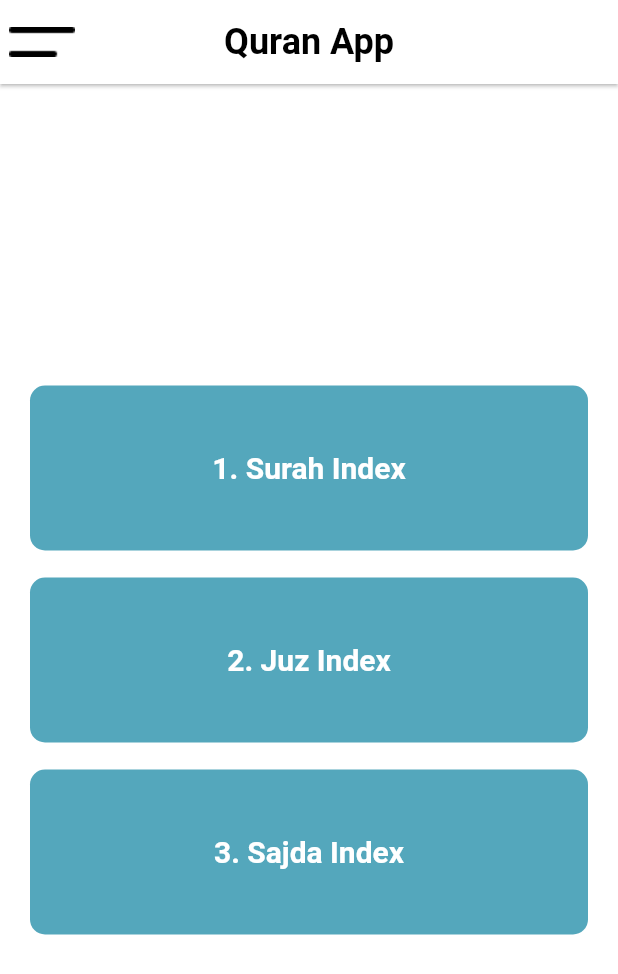
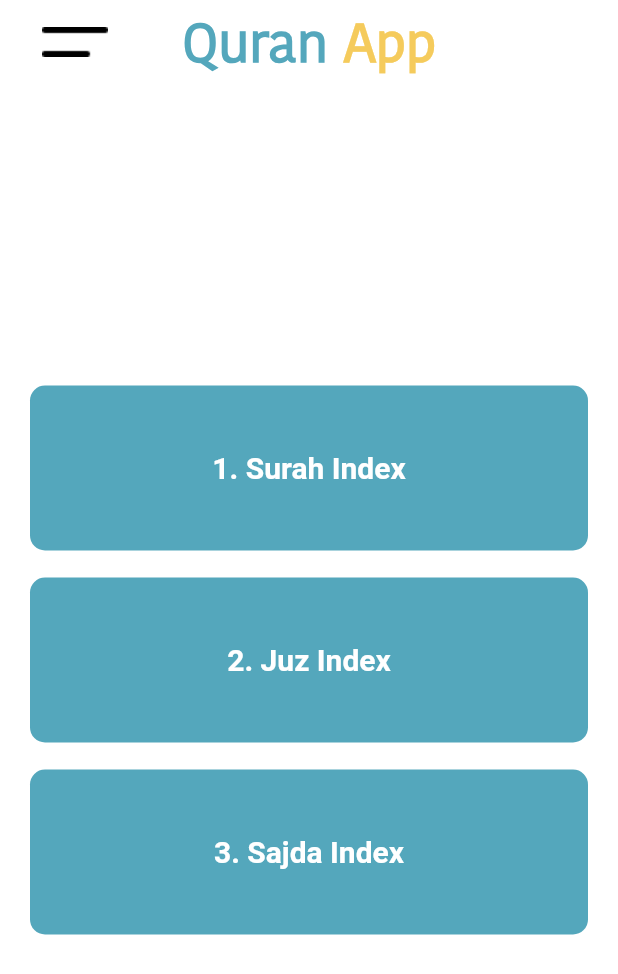
Before and after one commit to MuhammadJamalAshrafi/quran_app, a Flutter app: the screen it shows after launch, on a phone screen of 412 x 824 dp. Shown: the top 974 px of the screen. Run offline on Flutter 3.47's test engine with Material 2 defaults, Android fonts, the phone set to English and light mode, and no system bars.

Commit message:
home page designing

```diff
--- a/lib/screens/home.dart
+++ b/lib/screens/home.dart
@@ -8,9 +8,22 @@
     return Scaffold(
       appBar: AppBar(
         backgroundColor: Colors.white,
-        leading: ImageIcon(AssetImage("images/menu.png"), color: Colors.black,size: 40),
-        title: Text("Quran App", style: TextStyle(color: Colors.black, fontSize: 24, fontWeight: FontWeight.w700)),
-        elevation: 1.0,
+        leading: const ImageIcon(AssetImage("images/menu.png"), color: Colors.black,size: 10.0),
+        leadingWidth: 100,
+        title: RichText(
+          text: TextSpan(
+            text: "Quran ",
+            style: TextStyle(fontSize: 36, color: Color(0xFF54A7BC),fontFamily: "KohinoorBangla", fontWeight: FontWeight.w700),
+            children: [
+              TextSpan(
+              text: "App",
+              style: TextStyle(fontSize: 36, color: Color(0xFFF5CB5C), fontFamily: "KohinoorBangla", fontWeight: FontWeight.w700)
+            )
+            ]
+          ),
+        ),
+        // title: Text("Quran App", style: TextStyle(color: Colors.black, fontSize: 36, fontWeight: FontWeight.w700)),
+        elevation: 0.0,
         centerTitle: true,
       ),
         backgroundColor: Colors.white,
```
